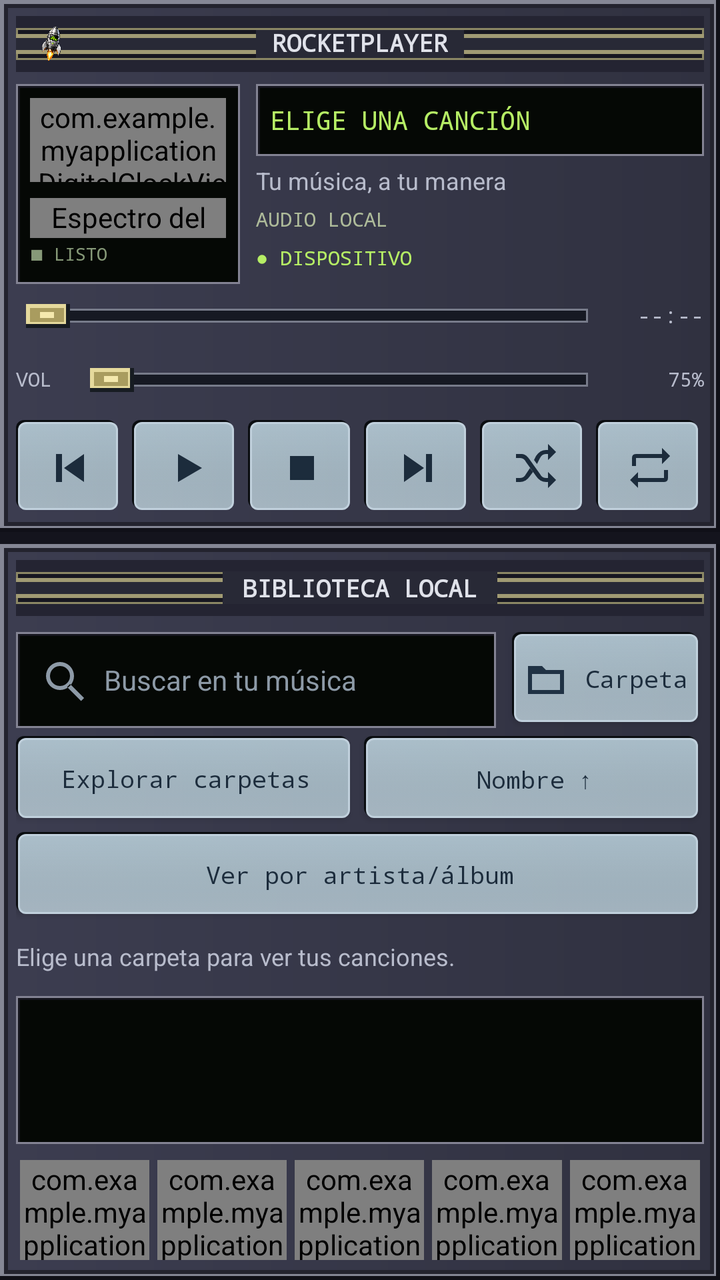
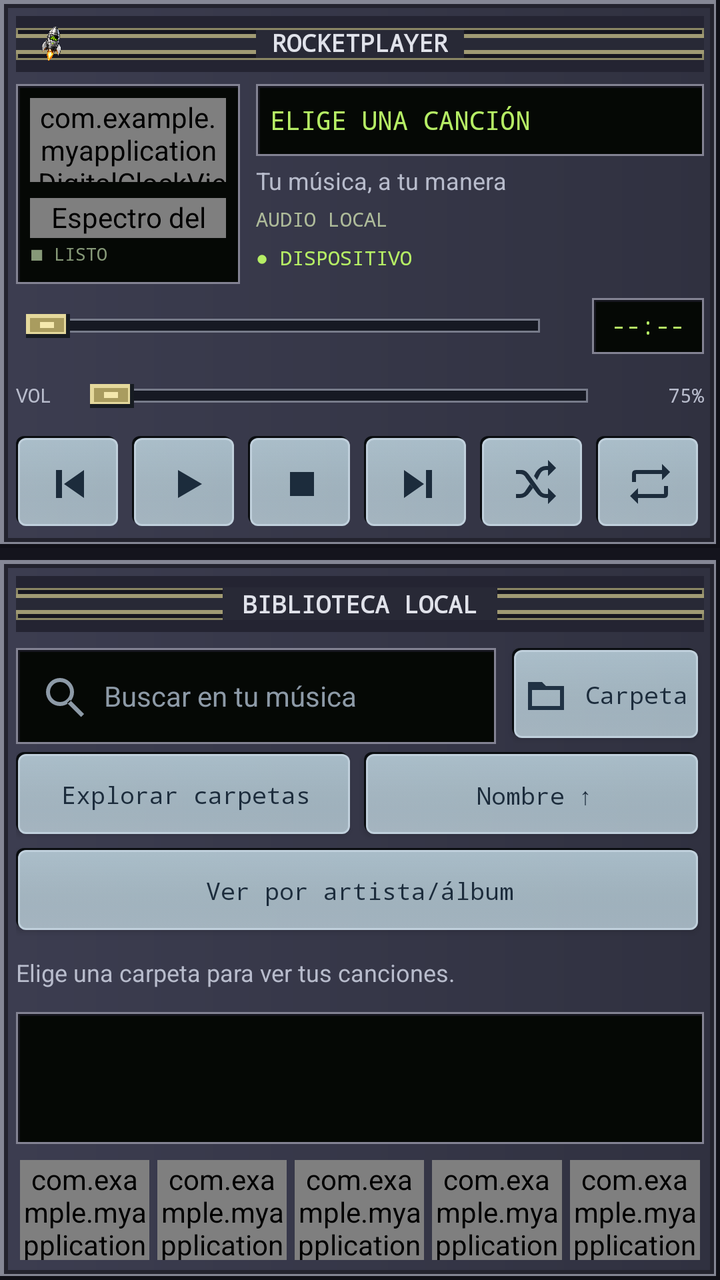

Before-and-after screenshots of an Android layout around one commit, followed by the original layout XML and the change that was made.
<!-- AndroidManifest.xml: application theme Theme.MyApplication -->
<!-- res/layout/activity_main.xml -->
<?xml version="1.0" encoding="utf-8"?>
<LinearLayout xmlns:android="http://schemas.android.com/apk/res/android" xmlns:app="http://schemas.android.com/apk/res-auto" android:id="@+id/main" android:layout_width="match_parent" android:layout_height="match_parent" android:orientation="vertical" android:background="#14141D">
    <LinearLayout android:id="@+id/player_unit" android:layout_width="match_parent" android:layout_height="wrap_content" android:padding="8dp" android:background="@drawable/player_chassis" android:tag="classic_panel" android:orientation="vertical">
        <FrameLayout android:id="@+id/player_brand" android:layout_width="match_parent" android:layout_height="28dp" android:background="@drawable/winamp_title_strip" android:tag="classic_strip">
            <ImageView android:layout_width="20dp" android:layout_height="20dp" android:layout_gravity="start|center_vertical" android:layout_marginStart="8dp" android:src="@drawable/rocket_player_icon" android:contentDescription="@null"/>
            <TextView android:layout_width="wrap_content" android:layout_height="wrap_content" android:layout_gravity="center" android:paddingHorizontal="8dp" android:background="#282936" android:tag="classic_title" android:text="ROCKETPLAYER" android:fontFamily="monospace" android:textStyle="bold" android:textSize="12sp" android:textColor="#E0E2EA" android:includeFontPadding="false"/>
        </FrameLayout>
        <LinearLayout android:layout_width="match_parent" android:layout_height="100dp" android:layout_marginTop="6dp">
            <LinearLayout android:id="@+id/meter_row" android:layout_width="112dp" android:layout_height="match_parent" android:padding="7dp" android:orientation="vertical" android:background="@drawable/player_screen">
                <com.example.myapplication.DigitalClockView android:id="@+id/playback_time" android:layout_width="match_parent" android:layout_height="42dp" android:text="00:00" android:textColor="#B6EE65"/>
                <com.example.myapplication.VisualizerView android:id="@+id/visualizer" android:layout_width="match_parent" android:layout_height="0dp" android:layout_weight="1" android:layout_marginTop="8dp" android:contentDescription="Espectro del audio local"/>
                <TextView android:id="@+id/playback_state" android:layout_width="match_parent" android:layout_height="16dp" android:gravity="center_vertical" android:fontFamily="monospace" android:textSize="9sp" android:textColor="#869978" android:text="■ LISTO"/>
            </LinearLayout>
            <LinearLayout android:layout_width="0dp" android:layout_height="match_parent" android:layout_weight="1" android:layout_marginStart="8dp" android:orientation="vertical">
                <TextView android:id="@+id/track_title" android:layout_width="match_parent" android:layout_height="36dp" android:gravity="center_vertical" android:paddingHorizontal="7dp" android:background="@drawable/player_screen" android:text="ELIGE UNA CANCIÓN" android:textSize="13sp" android:fontFamily="monospace" android:textColor="#B6EE65" android:singleLine="true" android:ellipsize="marquee" android:marqueeRepeatLimit="marquee_forever"/>
                <TextView android:id="@+id/track_artist" style="@style/PlayerLabel" android:layout_width="match_parent" android:layout_height="26dp" android:gravity="center_vertical" android:text="Tu música, a tu manera" android:textSize="12sp" android:ellipsize="end"/>
                <TextView android:id="@+id/audio_info" style="@style/PlayerLabel" android:layout_width="match_parent" android:layout_height="18dp" android:fontFamily="monospace" android:text="AUDIO LOCAL" android:textSize="10sp" android:textColor="#AEBB9A"/>
                <TextView android:id="@+id/source_badge" style="@style/PlayerLabel" android:layout_width="match_parent" android:layout_height="18dp" android:fontFamily="monospace" android:text="● DISPOSITIVO" android:textColor="#B6EE65" android:textSize="10sp"/>
            </LinearLayout>
        </LinearLayout>
        <LinearLayout android:layout_width="match_parent" android:layout_height="32dp" android:gravity="center_vertical">
            <SeekBar android:id="@+id/seek_bar" style="@style/ProSlider" android:layout_width="0dp" android:layout_height="match_parent" android:layout_weight="1" android:contentDescription="Posición de la canción"/>
            <TextView android:id="@+id/total_time" style="@style/PlayerLabel" android:layout_width="42dp" android:layout_height="wrap_content" android:gravity="end" android:text="--:--" android:fontFamily="monospace" android:textSize="11sp"/>
        </LinearLayout>
        <LinearLayout android:id="@+id/volume_row" android:layout_width="match_parent" android:layout_height="32dp" android:gravity="center_vertical">
            <TextView style="@style/PlayerLabel" android:layout_width="32dp" android:layout_height="wrap_content" android:text="VOL" android:fontFamily="monospace" android:textSize="10sp"/>
            <SeekBar android:id="@+id/volume_bar" style="@style/ProSlider" android:layout_width="0dp" android:layout_height="match_parent" android:layout_weight="1" android:max="100" android:contentDescription="Volumen multimedia"/>
            <TextView android:id="@+id/volume_value" style="@style/PlayerLabel" android:layout_width="42dp" android:layout_height="wrap_content" android:gravity="end" android:text="75%" android:textSize="10sp" android:fontFamily="monospace"/>
        </LinearLayout>
        <LinearLayout android:layout_width="match_parent" android:layout_height="48dp" android:layout_marginTop="4dp" android:gravity="center_vertical">
            <ImageButton android:id="@+id/btn_prev" style="@style/ProTransport" android:layout_width="0dp" android:layout_weight="1" android:layout_height="48dp" android:layout_marginEnd="4dp" android:src="@drawable/ic_pro_previous" android:contentDescription="Canción anterior"/>
            <ImageButton android:id="@+id/btn_play" style="@style/ProTransport" android:layout_width="0dp" android:layout_weight="1" android:layout_height="48dp" android:layout_marginEnd="4dp" android:src="@drawable/ic_pro_play" android:contentDescription="Reproducir"/>
            <ImageButton android:id="@+id/btn_stop" style="@style/ProTransport" android:layout_width="0dp" android:layout_weight="1" android:layout_height="48dp" android:layout_marginEnd="4dp" android:src="@drawable/ic_pro_stop" android:contentDescription="Detener y volver al inicio"/>
            <ImageButton android:id="@+id/btn_next" style="@style/ProTransport" android:layout_width="0dp" android:layout_weight="1" android:layout_height="48dp" android:layout_marginEnd="4dp" android:src="@drawable/ic_pro_next" android:contentDescription="Canción siguiente"/>
            <ImageButton android:id="@+id/btn_shuffle" style="@style/ProTransport" android:layout_width="0dp" android:layout_weight="1" android:layout_height="48dp" android:layout_marginEnd="4dp" android:src="@drawable/ic_pro_shuffle" android:contentDescription="Activar reproducción aleatoria"/>
            <ImageButton android:id="@+id/btn_repeat" style="@style/ProTransport" android:layout_width="0dp" android:layout_weight="1" android:layout_height="48dp" android:src="@drawable/ic_pro_repeat" android:contentDescription="Cambiar modo de repetición"/>
        </LinearLayout>
    </LinearLayout>
    <LinearLayout android:id="@+id/library_unit" android:layout_width="match_parent" android:layout_height="0dp" android:layout_weight="1" android:orientation="vertical" android:layout_marginTop="6dp" android:padding="8dp" android:background="@drawable/player_chassis" android:tag="classic_panel">
        <FrameLayout android:layout_width="match_parent" android:layout_height="28dp" android:layout_marginBottom="8dp" android:background="@drawable/winamp_title_strip" android:tag="classic_strip">
            <TextView android:id="@+id/section_title" android:layout_width="wrap_content" android:layout_height="wrap_content" android:layout_gravity="center" android:paddingHorizontal="10dp" android:background="#282936" android:tag="classic_title" android:text="BIBLIOTECA LOCAL" android:textColor="#E0E2EA" android:textSize="12sp" android:fontFamily="monospace" android:textStyle="bold" android:accessibilityHeading="true"/>
        </FrameLayout>
        <FrameLayout android:layout_width="match_parent" android:layout_height="0dp" android:layout_weight="1">
            <LinearLayout android:id="@+id/local_panel" android:layout_width="match_parent" android:layout_height="match_parent" android:orientation="vertical">
                <LinearLayout android:layout_width="match_parent" android:layout_height="48dp" android:gravity="center_vertical">
                    <EditText android:id="@+id/local_search" style="@style/PlayerSearch" android:layout_width="0dp" android:layout_height="match_parent" android:layout_weight="1" android:hint="Buscar en tu música" android:inputType="text" android:imeOptions="actionSearch"/>
                    <androidx.appcompat.widget.AppCompatButton android:id="@+id/btn_folder" style="@style/PanelButton" android:layout_width="96dp" android:layout_height="48dp" android:layout_marginStart="8dp" android:text="Carpeta" android:drawableStart="@drawable/ic_pro_folder" android:drawableTint="#203244" android:drawablePadding="5dp"/>
                </LinearLayout>
                <LinearLayout android:layout_width="match_parent" android:layout_height="44dp" android:layout_marginTop="4dp">
                    <androidx.appcompat.widget.AppCompatButton android:id="@+id/btn_explore" style="@style/PanelButton" android:layout_width="0dp" android:layout_height="match_parent" android:layout_weight="1" android:layout_marginEnd="4dp" android:text="Explorar carpetas"/>
                    <androidx.appcompat.widget.AppCompatButton android:id="@+id/btn_sort_local" style="@style/PanelButton" android:layout_width="0dp" android:layout_height="match_parent" android:layout_weight="1" android:text="Nombre ↑" android:contentDescription="Ordenar canciones locales"/>
                </LinearLayout>
                <LinearLayout android:layout_width="match_parent" android:layout_height="44dp" android:layout_marginTop="4dp">
                    <androidx.appcompat.widget.AppCompatButton android:id="@+id/btn_grouped_library" style="@style/PanelButton" android:layout_width="0dp" android:layout_height="match_parent" android:layout_weight="1" android:text="Ver por artista/álbum"/>
                </LinearLayout>
                <LinearLayout android:layout_width="match_parent" android:layout_height="wrap_content" android:gravity="center_vertical">
                    <ProgressBar android:id="@+id/local_loading" style="?android:attr/progressBarStyleSmall" android:layout_width="20dp" android:layout_height="20dp" android:layout_marginEnd="8dp" android:visibility="gone"/>
                    <TextView android:id="@+id/local_message" style="@style/PlayerLabel" android:layout_width="0dp" android:layout_height="wrap_content" android:layout_weight="1" android:paddingVertical="12dp" android:singleLine="false" android:text="Elige una carpeta para ver tus canciones."/>
                </LinearLayout>
                <androidx.recyclerview.widget.RecyclerView android:id="@+id/recycler_playlist" android:layout_width="match_parent" android:layout_height="0dp" android:layout_weight="1" android:clipToPadding="false" android:paddingBottom="8dp" android:background="@drawable/player_screen" android:paddingTop="4dp" android:scrollbars="vertical"/>
            </LinearLayout>
            <LinearLayout android:id="@+id/spotify_browser" android:layout_width="match_parent" android:layout_height="match_parent" android:orientation="vertical" android:visibility="gone">
                <LinearLayout android:layout_width="match_parent" android:layout_height="48dp">
                    <EditText android:id="@+id/spotify_search" style="@style/PlayerSearch" android:layout_width="0dp" android:layout_height="match_parent" android:layout_weight="1" android:hint="Canción o artista" android:inputType="text" android:imeOptions="actionSearch"/>
                    <androidx.appcompat.widget.AppCompatButton android:id="@+id/spotify_search_button" style="@style/PanelButton" android:layout_width="76dp" android:layout_height="48dp" android:layout_marginStart="8dp" android:text="Buscar"/>
                </LinearLayout>
                <LinearLayout android:layout_width="match_parent" android:layout_height="48dp" android:layout_marginTop="8dp" android:gravity="center_vertical">
                    <androidx.appcompat.widget.AppCompatButton android:id="@+id/spotify_liked" style="@style/PanelButton" android:layout_width="0dp" android:layout_height="40dp" android:layout_weight="1" android:text="Me gusta" android:drawableStart="@drawable/ic_pro_heart" android:drawableTint="#B6EE65" android:paddingHorizontal="14dp"/>
                    <androidx.appcompat.widget.AppCompatButton android:id="@+id/spotify_connect" style="@style/PanelButton" android:layout_width="0dp" android:layout_height="40dp" android:layout_weight="1" android:layout_marginStart="8dp" android:text="Conectar Spotify"/>
                </LinearLayout>
                <LinearLayout android:layout_width="match_parent" android:layout_height="wrap_content" android:gravity="center_vertical">
                    <ProgressBar android:id="@+id/browser_loading" style="?android:attr/progressBarStyleSmall" android:layout_width="20dp" android:layout_height="20dp" android:layout_marginEnd="8dp" android:visibility="gone"/>
                    <TextView android:id="@+id/browser_message" style="@style/PlayerLabel" android:layout_width="0dp" android:layout_height="wrap_content" android:layout_weight="1" android:paddingVertical="10dp" android:singleLine="false"/>
                    <androidx.appcompat.widget.AppCompatButton android:id="@+id/spotify_sort" style="@style/PanelButton" android:layout_width="76dp" android:layout_height="44dp" android:layout_marginStart="4dp" android:text="Ordenar"/>
                </LinearLayout>
                <androidx.recyclerview.widget.RecyclerView android:id="@+id/recycler_spotify" android:layout_width="match_parent" android:layout_height="0dp" android:layout_weight="1" android:clipToPadding="false" android:paddingBottom="8dp" android:background="@drawable/player_screen" android:paddingTop="4dp" android:scrollbars="vertical"/>
                <androidx.appcompat.widget.AppCompatButton android:id="@+id/browser_more" style="@style/PanelButton" android:layout_width="match_parent" android:layout_height="44dp" android:text="Ver más canciones" android:visibility="gone"/>
                <LinearLayout android:layout_width="match_parent" android:layout_height="40dp" android:layout_marginTop="6dp" android:gravity="center_vertical">
                    <androidx.appcompat.widget.AppCompatButton android:id="@+id/btn_capture_audio" style="@style/PanelButton" android:layout_width="0dp" android:layout_height="match_parent" android:layout_weight="1" android:text="🎤 Capturar Audio" android:textSize="10sp"/>
                </LinearLayout>
                <LinearLayout android:id="@+id/oscilloscope_container" android:layout_width="match_parent" android:layout_height="wrap_content" android:orientation="vertical" android:visibility="gone" android:layout_marginTop="8dp"/>
            </LinearLayout>
            <ScrollView android:id="@+id/eq_panel" android:layout_width="match_parent" android:layout_height="match_parent" android:visibility="gone" android:fillViewport="true" android:clipToPadding="false"><LinearLayout android:id="@+id/eq_content" android:layout_width="match_parent" android:layout_height="wrap_content" android:orientation="vertical" android:paddingBottom="8dp"/></ScrollView>
            <ScrollView android:id="@+id/settings_panel" android:layout_width="match_parent" android:layout_height="match_parent" android:visibility="gone" android:clipToPadding="false"><LinearLayout android:id="@+id/settings_content" android:layout_width="match_parent" android:layout_height="wrap_content" android:orientation="vertical" android:paddingBottom="8dp"/></ScrollView>
            <LinearLayout android:id="@+id/queue_panel" android:layout_width="match_parent" android:layout_height="match_parent" android:orientation="vertical" android:visibility="gone">
                <LinearLayout android:layout_width="match_parent" android:layout_height="44dp" android:gravity="center_vertical">
                    <TextView android:id="@+id/queue_info" style="@style/PlayerLabel" android:layout_width="0dp" android:layout_height="wrap_content" android:layout_weight="1" android:text="Cola de reproducción"/>
                </LinearLayout>
                <androidx.recyclerview.widget.RecyclerView android:id="@+id/recycler_queue" android:layout_width="match_parent" android:layout_height="0dp" android:layout_weight="1" android:clipToPadding="false" android:paddingBottom="8dp" android:background="@drawable/player_screen" android:paddingTop="4dp" android:scrollbars="vertical"/>
            </LinearLayout>
        </FrameLayout>
        <TextView android:id="@+id/tv_status" style="@style/PlayerLabel" android:layout_width="match_parent" android:layout_height="wrap_content" android:padding="8dp" android:singleLine="false" android:maxLines="3" android:visibility="gone" android:accessibilityLiveRegion="polite"/>
        <LinearLayout android:id="@+id/navigation_bar" android:layout_width="match_parent" android:layout_height="54dp" android:layout_marginTop="6dp" android:padding="2dp">
            <com.example.myapplication.ClassicTabView android:id="@+id/tab_local" android:layout_marginEnd="4dp" android:layout_width="0dp" android:layout_height="match_parent" android:layout_weight="1" android:text="Música" android:drawableTop="@drawable/ic_pro_music"/>
            <com.example.myapplication.ClassicTabView android:id="@+id/tab_spotify" android:layout_marginEnd="4dp" android:layout_width="0dp" android:layout_height="match_parent" android:layout_weight="1" android:text="Spotify" android:drawableTop="@drawable/ic_spotify"/>
            <com.example.myapplication.ClassicTabView android:id="@+id/tab_eq" android:layout_marginEnd="4dp" android:layout_width="0dp" android:layout_height="match_parent" android:layout_weight="1" android:text="Sonido" android:drawableTop="@drawable/ic_pro_eq"/>
            <com.example.myapplication.ClassicTabView android:id="@+id/tab_queue" android:layout_marginEnd="4dp" android:layout_width="0dp" android:layout_height="match_parent" android:layout_weight="1" android:text="Cola" android:drawableTop="@drawable/ic_pro_queue"/>
            <com.example.myapplication.ClassicTabView android:id="@+id/tab_settings" android:layout_width="0dp" android:layout_height="match_parent" android:layout_weight="1" android:text="Ajustes" android:drawableTop="@drawable/ic_pro_settings"/>
        </LinearLayout>
    </LinearLayout>
</LinearLayout>
<!-- resources referenced by this layout -->
<resources>
  <!-- drawable ic_pro_folder (drawable) -->
  <vector xmlns:android="http://schemas.android.com/apk/res/android" android:width="24dp" android:height="24dp" android:viewportWidth="24" android:viewportHeight="24"><path android:fillColor="#E9EEF5" android:fillType="evenOdd" android:pathData="M3,5 H10 L12,7 H21 V19 H3 Z M5,9 V17 H19 V9 Z"/></vector>
  <!-- drawable ic_pro_heart (drawable) -->
  <vector xmlns:android="http://schemas.android.com/apk/res/android" android:width="24dp" android:height="24dp" android:viewportWidth="24" android:viewportHeight="24"><path android:fillColor="#E9EEF5" android:fillType="evenOdd" android:pathData="M12,21 L3,12 C-2,4 7,-1 12,6 C17,-1 26,4 21,12 Z"/></vector>
  <!-- drawable ic_pro_music (drawable) -->
  <vector xmlns:android="http://schemas.android.com/apk/res/android" android:width="24dp" android:height="24dp" android:viewportWidth="24" android:viewportHeight="24"><path android:fillColor="#E9EEF5" android:fillType="evenOdd" android:pathData="M9,4 V15.2 A3.4,3.4 0,1 0,11,18 V8 L19,6 V13.2 A3.4,3.4 0,1 0,21,16 V2 Z"/></vector>
  <!-- drawable ic_pro_next (drawable) -->
  <vector xmlns:android="http://schemas.android.com/apk/res/android" android:width="24dp" android:height="24dp" android:viewportWidth="24" android:viewportHeight="24"><path android:fillColor="#E9EEF5" android:fillType="evenOdd" android:pathData="M16,5 H19 V19 H16 Z M5,5 L15,12 L5,19 Z"/></vector>
  <!-- drawable ic_pro_play (drawable) -->
  <vector xmlns:android="http://schemas.android.com/apk/res/android" android:width="24dp" android:height="24dp" android:viewportWidth="24" android:viewportHeight="24"><path android:fillColor="#E9EEF5" android:fillType="evenOdd" android:pathData="M8,5 L20,12 L8,19 Z"/></vector>
  <!-- drawable ic_pro_previous (drawable) -->
  <vector xmlns:android="http://schemas.android.com/apk/res/android" android:width="24dp" android:height="24dp" android:viewportWidth="24" android:viewportHeight="24"><path android:fillColor="#E9EEF5" android:fillType="evenOdd" android:pathData="M5,5 H8 V19 H5 Z M19,5 V19 L9,12 Z"/></vector>
  <!-- drawable ic_pro_queue (drawable) -->
  <vector xmlns:android="http://schemas.android.com/apk/res/android"
      android:width="24dp"
      android:height="24dp"
      android:viewportWidth="24"
      android:viewportHeight="24">
      <path
          android:fillColor="#B6EE65"
          android:pathData="M3,6h18v2h-18zM3,12h18v2h-18zM3,18h12v2h-12z"/>
  </vector>
  <!-- drawable ic_pro_stop (drawable) -->
  <vector xmlns:android="http://schemas.android.com/apk/res/android" android:width="24dp" android:height="24dp" android:viewportWidth="24" android:viewportHeight="24"><path android:fillColor="#E9EEF5" android:fillType="evenOdd" android:pathData="M6,6 H18 V18 H6 Z"/></vector>
  <style name="PlayerLabel"><item name="android:fontFamily">sans-serif</item><item name="android:textColor">#B8BCCC</item><item name="android:textSize">12sp</item><item name="android:singleLine">true</item><item name="android:includeFontPadding">false</item></style>
  <style name="ProSlider"><item name="android:progressDrawable">@drawable/pro_progress</item><item name="android:thumb">@drawable/pro_thumb</item><item name="android:splitTrack">false</item><item name="android:minHeight">7dp</item><item name="android:maxHeight">7dp</item></style>
  <style name="ProTransport" parent="Widget.AppCompat.ImageButton"><item name="android:background">@drawable/panel_button</item><item name="android:padding">8dp</item><item name="android:scaleType">center</item><item name="tint">#1C2C3C</item></style>
  <style name="Theme.MyApplication" parent="Base.Theme.MyApplication" />
  <style name="Base.Theme.MyApplication" parent="Theme.Material3.Dark.NoActionBar"><item name="colorPrimary">#B6EE65</item><item name="colorSecondary">#C4B66B</item><item name="android:colorAccent">#B6EE65</item><item name="android:windowLightStatusBar">false</item><item name="android:windowBackground">#101217</item></style>
  <!-- unchanged entries left out for length: 15 -->
</resources>

<!-- the commit's change to res/layout/activity_main.xml (unified diff, before → after) -->
@@ -18,9 +18,10 @@
                 <TextView android:id="@+id/source_badge" style="@style/PlayerLabel" android:layout_width="match_parent" android:layout_height="18dp" android:fontFamily="monospace" android:text="● DISPOSITIVO" android:textColor="#B6EE65" android:textSize="10sp"/>
             </LinearLayout>
         </LinearLayout>
-        <LinearLayout android:layout_width="match_parent" android:layout_height="32dp" android:gravity="center_vertical">
+        
+        <LinearLayout android:layout_width="match_parent" android:layout_height="34dp" android:gravity="center_vertical" android:layout_marginTop="4dp" android:layout_marginBottom="2dp" android:orientation="horizontal">
             <SeekBar android:id="@+id/seek_bar" style="@style/ProSlider" android:layout_width="0dp" android:layout_height="match_parent" android:layout_weight="1" android:contentDescription="Posición de la canción"/>
-            <TextView android:id="@+id/total_time" style="@style/PlayerLabel" android:layout_width="42dp" android:layout_height="wrap_content" android:gravity="end" android:text="--:--" android:fontFamily="monospace" android:textSize="11sp"/>
+            <TextView android:id="@+id/total_time" android:layout_width="56dp" android:layout_height="28dp" android:gravity="center" android:text="--:--" android:fontFamily="monospace" android:textSize="12sp" android:textColor="#B6EE65" android:background="@drawable/player_screen" android:paddingHorizontal="8dp" android:layout_marginStart="10dp" android:includeFontPadding="false" android:textAlignment="center"/>
         </LinearLayout>
         <LinearLayout android:id="@+id/volume_row" android:layout_width="match_parent" android:layout_height="32dp" android:gravity="center_vertical">
             <TextView style="@style/PlayerLabel" android:layout_width="32dp" android:layout_height="wrap_content" android:text="VOL" android:fontFamily="monospace" android:textSize="10sp"/>
